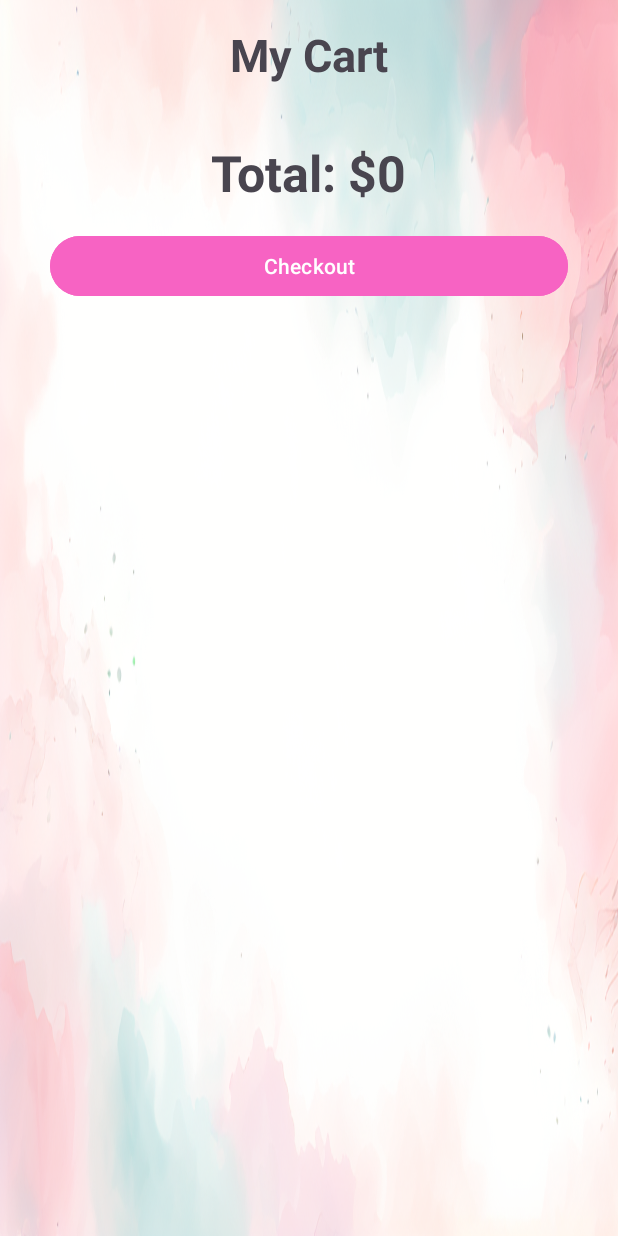
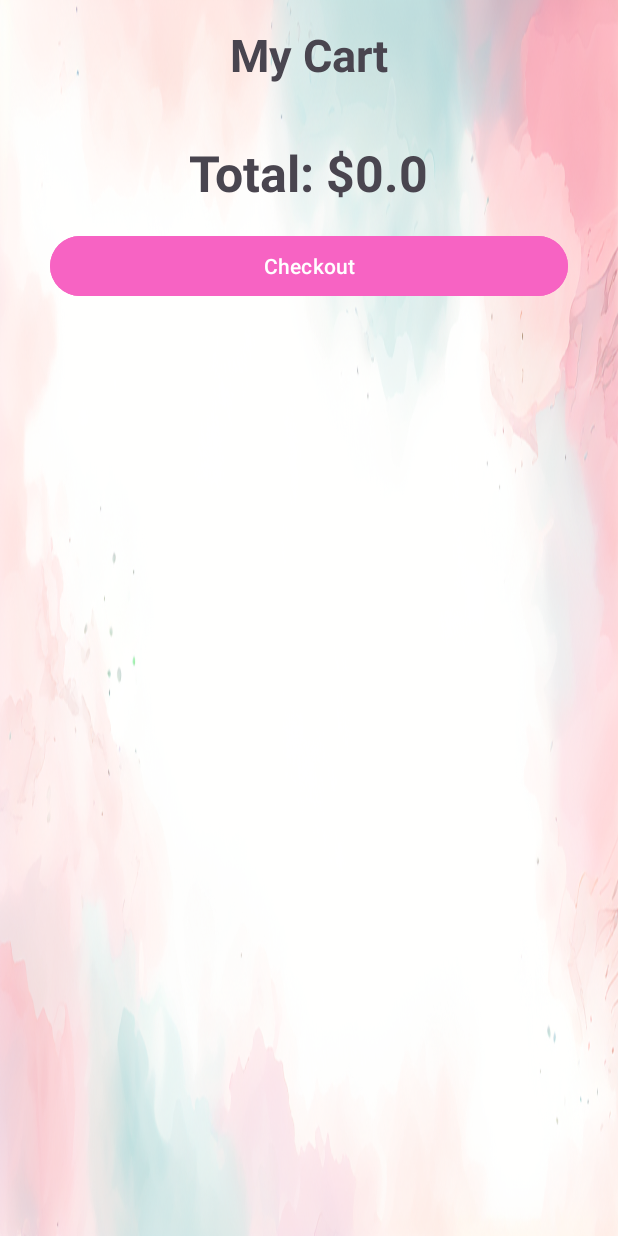
Before and after one commit to TamiMes/androidProject, an Android app: the myCart screen opened through its navigation route, on a phone screen of 412 x 824 dp. Run offline under Robolectric (Android 15) with nearby library versions, the phone set to English and light mode, and no system bars; our stand-ins replace Firebase (no records; nobody signed in at launch, a user with empty details on screens opened directly), navigation-ui.

Commit message:
Fixed bugs to keep the workflow

```diff
--- a/app/build.gradle.kts
+++ b/app/build.gradle.kts
@@ -37,7 +37,7 @@ android {
 }
 
 dependencies {
-
+    implementation ("com.github.bumptech.glide:glide:4.16.0")
     implementation ("androidx.lifecycle:lifecycle-viewmodel:2.5.1")
     implementation ("androidx.lifecycle:lifecycle-livedata:2.5.1")
     implementation ("com.sun.mail:javax.mail:1.6.2")
--- a/app/src/main/java/Ui/ItemAdapter.java
+++ b/app/src/main/java/Ui/ItemAdapter.java
@@ -10,6 +10,7 @@ import android.widget.TextView;
 import androidx.annotation.NonNull;
 import androidx.recyclerview.widget.RecyclerView;
 
+import com.bumptech.glide.Glide;
 import com.example.androidproject_tamara_hen.R;
 
 import org.w3c.dom.Text;
@@ -69,7 +70,8 @@ public class ItemAdapter extends RecyclerView.Adapter<ItemAdapter.MyViewHolder>
     @Override
     public void onBindViewHolder(@NonNull MyViewHolder holder, int position) {
         holder.textViewName.setText(dataSet.get(position).getName());
-        holder.imageView.setImageResource(dataSet.get(position).getImage());
+        //holder.imageView.setImageResource(dataSet.get(position).getImage());
+        Glide.with(holder.itemView).load(dataSet.get(position).getImage()).into(holder.imageView);
         holder.textCounter.setText(String.valueOf(dataSet.get(position).getAmount()));
         holder.tvDesc.setText(dataSet.get(position).getDesc());
         holder.tvPrice.setText(String.valueOf(dataSet.get(position).getPrice()));
--- a/app/src/main/java/com/example/androidproject_tamara_hen/Fragments/myCart.java
+++ b/app/src/main/java/com/example/androidproject_tamara_hen/Fragments/myCart.java
@@ -2,6 +2,8 @@ package com.example.androidproject_tamara_hen.Fragments;
 
 import androidx.annotation.NonNull;
 import androidx.fragment.app.Fragment;
+import androidx.lifecycle.ViewModel;
+import androidx.lifecycle.ViewModelProvider;
 import androidx.navigation.Navigation;
 import androidx.recyclerview.widget.LinearLayoutManager;
 import androidx.recyclerview.widget.RecyclerView;
@@ -14,6 +16,7 @@ import android.widget.Button;
 import android.widget.TextView;
 
 import com.example.androidproject_tamara_hen.R;
+import com.example.androidproject_tamara_hen.UserViewModel;
 import com.example.androidproject_tamara_hen.data.myData;
 import com.google.firebase.auth.FirebaseAuth;
 import com.google.firebase.database.DataSnapshot;
@@ -38,13 +41,14 @@ public class myCart extends Fragment {
     private LinearLayoutManager layoutManager;
     private DatabaseReference databaseReference;
     private Cart cart;
+    private UserViewModel viewModel;
 
     private myData myData = new myData();
 
     @Override
     public void onCreate(Bundle savedInstanceState) {
         super.onCreate(savedInstanceState);
-
+        viewModel = new ViewModelProvider(requireActivity()).get(UserViewModel.class);
         cart = new Cart();
         String userEmail = FirebaseAuth.getInstance().getCurrentUser().getEmail();
         if (userEmail != null) {
@@ -67,7 +71,41 @@ public class myCart extends Fragment {
         layoutManager = new LinearLayoutManager(requireContext());
         recyclerView.setLayoutManager(layoutManager);
         dataSet = new ArrayList<>();
-        adapter = new ItemAdapter(dataSet);
+        adapter = new ItemAdapter(dataSet, new ItemAdapter.RecyclerViewListener() {
+            @Override
+            public void onClick(View view, int position) {
+
+            }
+
+            @Override
+            public boolean onLongClick(View view, int position) {
+                return false;
+            }
+
+            @Override
+            public void onAddButtonClick(View view, int position) {
+                //Toast.makeText(requireContext(), "Add to number of items", Toast.LENGTH_SHORT).show();
+                TextView tvItemCounter = view.findViewById(R.id.tvItemCounter);
+                TextView tvItemName = view.findViewById(R.id.tvName);
+                int counter = Integer.parseInt(tvItemCounter.getText().toString());
+                databaseReference.child(tvItemName.getText().toString()).setValue(counter + 1);
+                tvItemCounter.setText(String.valueOf(counter + 1));
+                updateTotalAmount();
+            }
+
+            @Override
+            public void onRemoveButtonClick(View view, int position) {
+                //Toast.makeText(requireContext(), "Decrease to number of items", Toast.LENGTH_SHORT).show();
+                TextView tvItemCounter = view.findViewById(R.id.tvItemCounter);
+                TextView tvItemName = view.findViewById(R.id.tvName);
+                int counter = Integer.parseInt(tvItemCounter.getText().toString());
+                if (counter > 0) {
+                    databaseReference.child(tvItemName.getText().toString()).setValue(counter - 1);
+                    tvItemCounter.setText(String.valueOf(counter - 1));
+                    updateTotalAmount();
+                }
+            }
+        });
         recyclerView.setAdapter(adapter);
         btnPurchase = view.findViewById(R.id.checkout);
         btnPurchase.setOnClickListener(new View.OnClickListener() {
@@ -131,7 +169,7 @@ public class myCart extends Fragment {
     }
 
     private void updateTotalAmount() {
-        int total = 0;
+        double total = 0;
         for (Item item : dataSet) {
             total += item.getAmount() * item.getPrice();
         }
--- a/app/src/main/java/com/example/androidproject_tamara_hen/data/myData.java
+++ b/app/src/main/java/com/example/androidproject_tamara_hen/data/myData.java
@@ -4,75 +4,74 @@ import com.example.androidproject_tamara_hen.R;
 
 public class myData {
 
-    public static String[] nameArray = {"The wand from deathly hollows", "The wand of Lord Voldemort", "Non Edible Chocolate Frog", "Dobby  Figure"
-            ,"Invisibility Cloak", "Philosopher’s Stone", "The Golden Snitch"
-            ," Hermione's Time Turner", "Tom Riddle’s Diary ", "Marvolo Gaunt's Ring","Slytherin's Locket","The Hufflepuff Cup","The Sorting Hat","Nimbus 2000","The Half-Blood Prince’s Potions Book ","Potter Butterbeer Mug","The Mirror of Erised","Marauder's Map ","Hogwarts School Trunk","Luna Lovegood Spectrespecs","Hogwarts Acceptance Letter"};
+    public static String[] nameArray = {
+            "The wand from deathly hollows",
+            "The wand of Lord Voldemort",
+            "Non Edible Chocolate Frog",
+            "Dobby  Figure",
+            "Invisibility Cloak",
+            "Philosopher’s Stone",
+            "The Golden Snitch",
+            " Hermione's Time Turner",
+            "Tom Riddle’s Diary ",
+            "Marvolo Gaunt's Ring",
+            "Slytherin's Locket",
+            "The Hufflepuff Cup",
+            "The Sorting Hat",
+            "Nimbus 2000",
+            "The Half-Blood Prince’s Potions Book ",
+            "Potter Butterbeer Mug",
+            "The Mirror of Erised",
+            "Marauder's Map ",
+            "Hogwarts School Trunk",
+            "Luna Lovegood Spectrespecs",
+            "Hogwarts Acceptance Letter"};
     public static String[] versionArray = {
-            "The Elder Wand, one of the Deathly Hallows, is the most powerful wand in the wizarding world. Made from elder wood with a Thestral tail hair core, it is said to be unbeatable in duels. According to legend, it was created by Death himself!"
-            ,
-            "Lord Voldemort's wand is 13½ inches long, made of yew wood, with a phoenix feather core. It was crafted by Garrick Ollivander and shares a unique connection with Harry Potter’s wand, as both have cores from the same phoenix—Fawkes, Dumbledore’s companion.  "
-
-            ,"Officially authorized by Warner Brothers.Squash it, stretch it, squish it, or just admire it on your desk."
-
-
-
-            , "The beloved character of the harry potter world,the loyal elf,dont forget to give him your suck!"
-
-
-            , " The cloak, one of the Deathly Hallows, allows the wearer to vanish from sight, providing protection and secrecy. It was passed down to Harry Potter from his father, James"
-
-            , " A legendary magical object created by Nicolas Flamel. It grants immortality "
-
-            , " Every Seeker dreams of catching the Golden Snitch, and now you can own a piece of Quidditch history! This beautifully crafted, winged treasure isn’t just a collector’s item—it’s a symbol."
-
-            , "A magical device that allows the wearer to travel back in time. Hermione used one in Prisoner of Azkaban to attend multiple classes."
-
-            ,  " A Horcrux that contained a piece of Voldemort’s soul, capable of manipulating and possessing those who wrote in it"
-
-
-            , "A Horcrux that passed through the male Gaunts, generation to generation,[2] until it was stolen from Morfin Gaunt by Tom Riddle,"
-
-            , "The Slytherin locket was shown to put dark thoughts into the wearer's mind"
-
-            , "A golden cup belonging to Helga Hufflepuff, hidden in Bellatrix Lestrange’s vault."
-
-            , "Harry Potter: \"Not Slytherin, not Slytherin.\"\n" +
-            "Sorting Hat: \"Not Slytherin, eh? Are you sure? You could be great, you know, it’s all here in your head, and Slytherin will help you on the way to greatness,"
-
-            , "\"The Nimbus 2000: Harry’s First Ride into the Wizarding World! ✨\"\n" +
-            "\n" +
-            "Swift, sleek, and legendary—Harry Potter’s first broomstick, gifted by Professor McGonagall, wasn’t just any broom. It was the key to his first Quidditch match"
-
-            ,  "\"The Half-Blood Prince’s Potions Book – Power, Knowledge, and Secrets Within! ✨\"\n" +
-            "\n" +
-            "Tattered, ink-stained, and filled with brilliant spell modifications, this isn’t just any potions book—it’s the key to mastering magic beyond the classroom. Once belonging to the mysterious Half-Blood Prince"
-
-
-            , "\"Raise a Toast with a Butterbeer Mug! ✨\"\n" +
-            "\n" +
-            "Step into the wizarding world and enjoy the sweet, frothy taste of Butterbeer just like Harry, Hermione, and Ron at The Three Broomsticks!\n 16 fluid ounce(473.17 ml)"
-
-            ,"A magical mirror that shows a person’s deepest desires, but can trap people in their dreams,like harry saw his parents \n 16.5in (42cm) "
-
-            ,"A magical map showing every secret passage and the real-time location of everyone in Hogwarts."
-
-            ,"This Hogwarts School Trunk has been crafted to resemble those used by Hogwarts students for travel on the Hogwarts Express. \n" +
-            "\n" +
-            "This decorative collectable Harry Potter trunk is sure to delight any recipient! The Hogwarts Trunk measures 45cm x 30cm x 23cm "
-
-            ,"As worn by Luna Lovegood in Harry Potter and the Half-Blood Prince. These replica Spectrespecs are made of hard plastic, with a printed pattern across the frame. One lens is pink, and the other is blue. "
-             , "\"Your Hogwarts Journey Begins Here!   \n" +
-            "\n" +
-            "\"We are pleased to inform you that you have been accepted at Hogwarts School of Witchcraft and Wizardry.\""
-
-
-
-
+            "The Elder Wand, one of the Deathly Hallows, is the most powerful wand in the wizarding world. Made from elder wood with a Thestral tail hair core, it is said to be unbeatable in duels. According to legend, it was created by Death himself!",
+            "Lord Voldemort's wand is 13½ inches long, made of yew wood, with a phoenix feather core. It was crafted by Garrick Ollivander and shares a unique connection with Harry Potter’s wand, as both have cores from the same phoenix—Fawkes, Dumbledore’s companion.  ",
+            "Officially authorized by Warner Brothers.Squash it, stretch it, squish it, or just admire it on your desk.",
+            "The beloved character of the harry potter world,the loyal elf,dont forget to give him your suck!",
+            " The cloak, one of the Deathly Hallows, allows the wearer to vanish from sight, providing protection and secrecy. It was passed down to Harry Potter from his father, James",
+            " A legendary magical object created by Nicolas Flamel. It grants immortality ",
+            " Every Seeker dreams of catching the Golden Snitch, and now you can own a piece of Quidditch history! This beautifully crafted, winged treasure isn’t just a collector’s item—it’s a symbol.",
+            "A magical device that allows the wearer to travel back in time. Hermione used one in Prisoner of Azkaban to attend multiple classes.",
+            " A Horcrux that contained a piece of Voldemort’s soul, capable of manipulating and possessing those who wrote in it",
+            "A Horcrux that passed through the male Gaunts, generation to generation,[2] until it was stolen from Morfin Gaunt by Tom Riddle,",
+            "The Slytherin locket was shown to put dark thoughts into the wearer's mind",
+            "A golden cup belonging to Helga Hufflepuff, hidden in Bellatrix Lestrange’s vault.",
+            "Harry Potter: \"Not Slytherin, not Slytherin.\"\n" + "Sorting Hat: \"Not Slytherin, eh? Are you sure? You could be great, you know, it’s all here in your head, and Slytherin will help you on the way to greatness,",
+            "\"The Nimbus 2000: Harry’s First Ride into the Wizarding World! ✨\"\n" + "\n" + "Swift, sleek, and legendary—Harry Potter’s first broomstick, gifted by Professor McGonagall, wasn’t just any broom. It was the key to his first Quidditch match",
+            "\"The Half-Blood Prince’s Potions Book – Power, Knowledge, and Secrets Within! ✨\"\n" + "\n" + "Tattered, ink-stained, and filled with brilliant spell modifications, this isn’t just any potions book—it’s the key to mastering magic beyond the classroom. Once belonging to the mysterious Half-Blood Prince",
+            "\"Raise a Toast with a Butterbeer Mug! ✨\"\n" + "\n" + "Step into the wizarding world and enjoy the sweet, frothy taste of Butterbeer just like Harry, Hermione, and Ron at The Three Broomsticks!\n 16 fluid ounce(473.17 ml)",
+            "A magical mirror that shows a person’s deepest desires, but can trap people in their dreams,like harry saw his parents \n 16.5in (42cm) ",
+            "A magical map showing every secret passage and the real-time location of everyone in Hogwarts.",
+            "This Hogwarts School Trunk has been crafted to resemble those used by Hogwarts students for travel on the Hogwarts Express. \n" + "\n" + "This decorative collectable Harry Potter trunk is sure to delight any recipient! The Hogwarts Trunk measures 45cm x 30cm x 23cm ",
+            "As worn by Luna Lovegood in Harry Potter and the Half-Blood Prince. These replica Spectrespecs are made of hard plastic, with a printed pattern across the frame. One lens is pink, and the other is blue. ",
+            "\"Your Hogwarts Journey Begins Here!   \n" + "\n" + "\"We are pleased to inform you that you have been accepted at Hogwarts School of Witchcraft and Wizardry.\""
     };
 
-    public static Integer[] drawableArray = {R.drawable.wanddeathlyhollows, R.drawable.voldermortwandpng, R.drawable.chocolatefrog,
-            R.drawable.dobby, R.drawable.cloack, R.drawable.philostone,
-            R.drawable.goldensnich, R.drawable.turntime, R.drawable.riddlediary,R.drawable.marvolo,R.drawable.locket,R.drawable.helga,R.drawable.sortinghat,R.drawable.nimbus2000,R.drawable.halfblood,R.drawable.butterbeer,R.drawable.mirror,R.drawable.map,R.drawable.suitcase,R.drawable.letter};
+    public static Integer[] drawableArray = {
+            R.drawable.wanddeathlyhollows,
+            R.drawable.voldermortwandpng,
+            R.drawable.chocolatefrog,
+            R.drawable.dobby,
+            R.drawable.cloack,
+            R.drawable.philostone,
+            R.drawable.goldensnich,
+            R.drawable.turntime,
+            R.drawable.riddlediary,
+            R.drawable.marvolo,
+            R.drawable.locket,
+            R.drawable.helga,
+            R.drawable.sortinghat,
+            R.drawable.nimbus2000,
+            R.drawable.halfblood,
+            R.drawable.butterbeer,
+            R.drawable.mirror,
+            R.drawable.map,
+            R.drawable.suitcase,
+            R.drawable.lunaglasses,
+            R.drawable.letter};
 
     public static Integer[] id_ = {0, 1, 2, 3, 4, 5, 6, 7, 8, 9,10,11,12,13,14,15,16,17,18,19,20};
 
```
